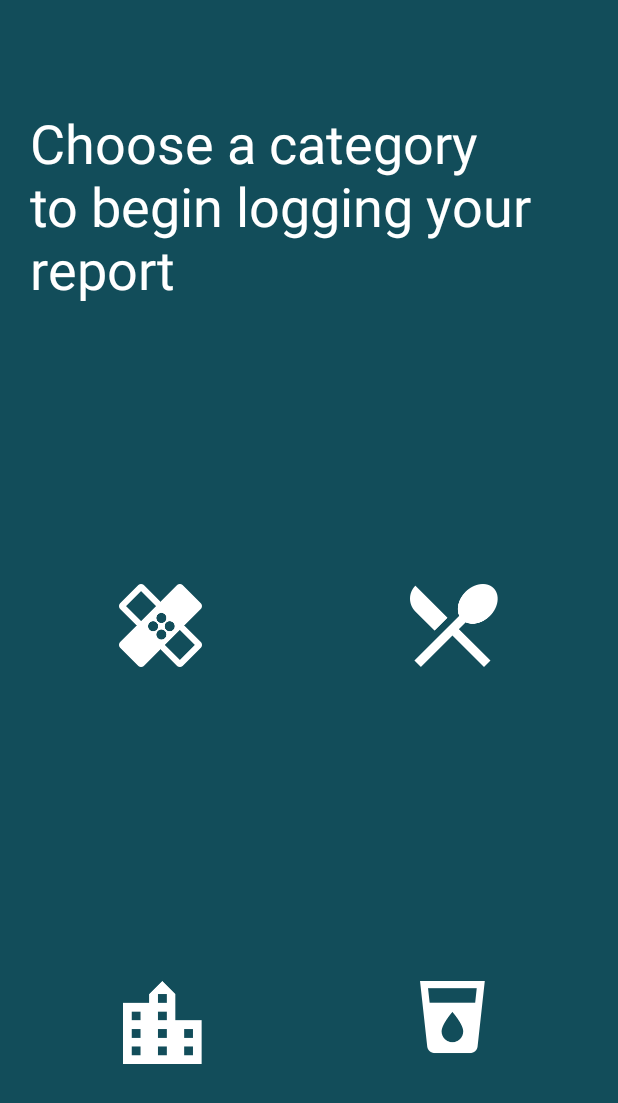
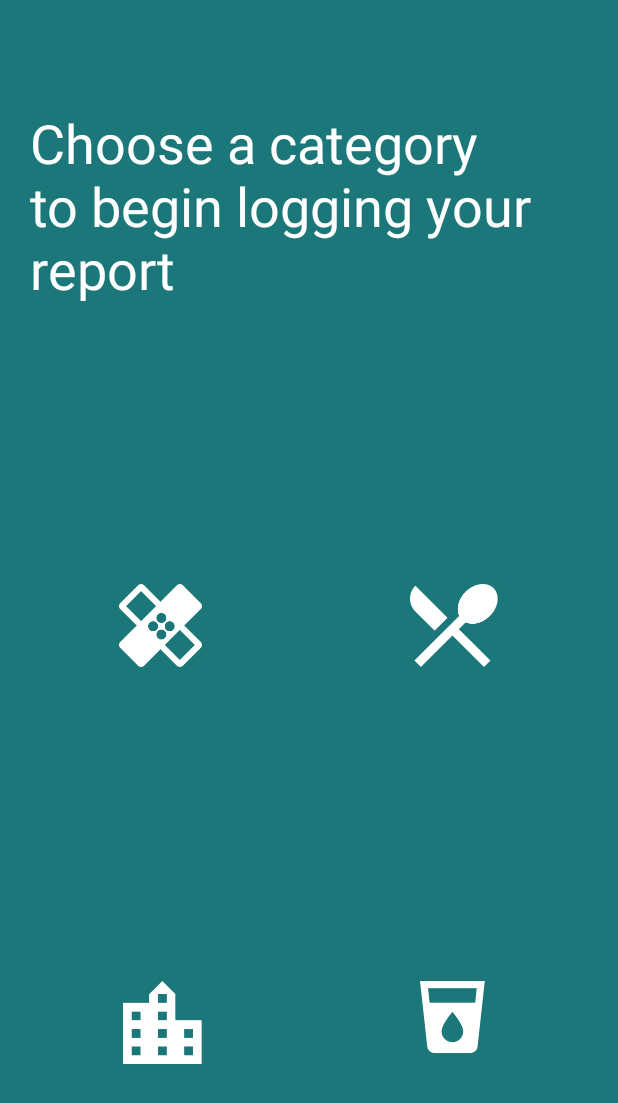
Before and after one commit to pelshen/TearfundDisasterResponse, an Android app: the screen it shows after launch (PhotoIntentActivity), on a phone screen of 412 x 824 dp. Shown: the top 1103 px of the screen. Run offline under Robolectric (Android 15) with nearby library versions, the phone set to English and light mode, and no system bars.

Commit message:
Updated colour theme and Tearfund logo

```diff
--- a/app/src/main/res/values/color.xml
+++ b/app/src/main/res/values/color.xml
@@ -1,7 +1,7 @@
 <resources>
-    <color name="primary">#124D5A</color>
+    <color name="primary">#1B7779</color>
     <color name="secondary">#FFFFFF</color>
-    <color name="tertiary">#FFDC00</color>
+    <color name="tertiary">#FCD900</color>
 
     <color name="mainBackground">@color/primary</color>
 </resources>
```
Also changed, not shown: app/src/main/res/drawable-hdpi/tearfund_logo.png, app/src/main/res/drawable-mdpi/tearfund_logo.png, app/src/main/res/drawable-xhdpi/tearfund_logo.png, app/src/main/res/drawable-xxhdpi/tearfund_logo.png, app/src/main/res/drawable-xxxhdpi/tearfund_logo.png.
